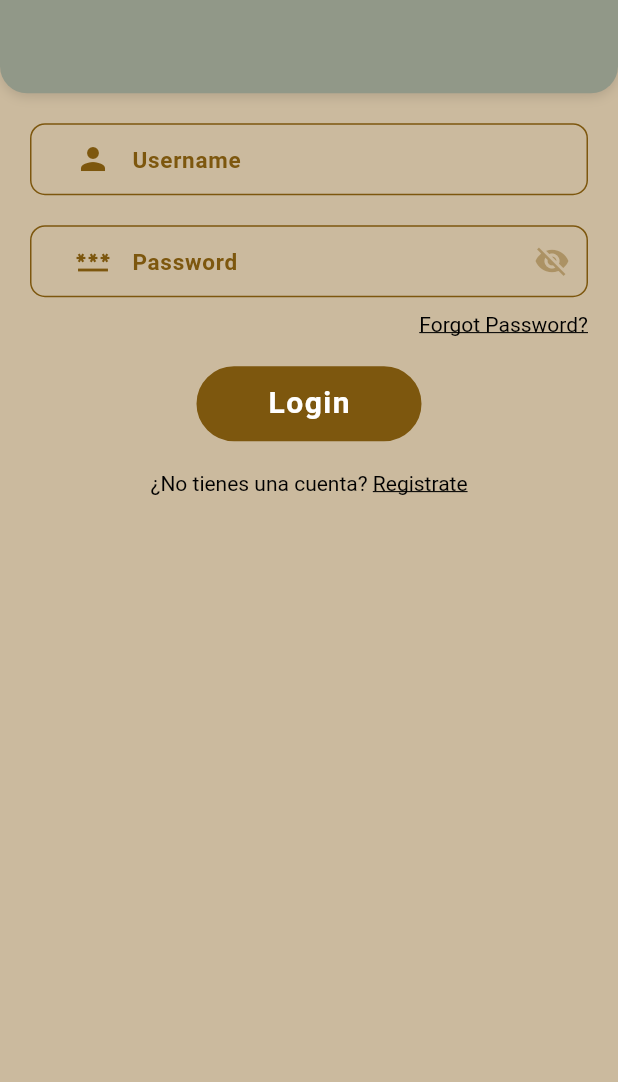
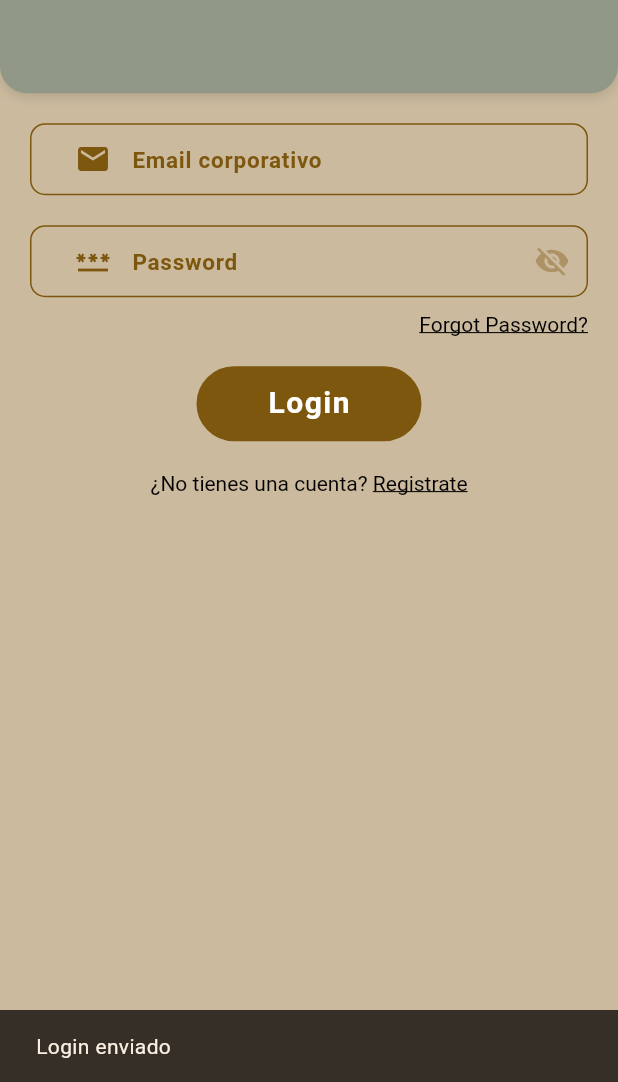
Before and after one commit to Sistemas-Concurrentes/biori_front, a Flutter app: the screen it shows after launch, after a tap on "Login", on a phone screen of 412 x 824 dp, the part 154-1236 px from its top. Run offline on Flutter 3.47's test engine with Material 3 defaults, Android fonts, the phone set to English and light mode, and no system bars; drawn by our look-alikes of snippet_coder_utils.

Commit message:
:rocket: Add features sobre submit forms
Se ha creado una función que verificará todos los validators, así como se ha añadido que se tengan que inscribir con su correo ugr

```diff
--- a/lib/pages/javiEditText.dart
+++ b/lib/pages/javiEditText.dart
@@ -26,7 +26,19 @@ class JaviForms {
       textColor: Theme.of(context).primaryColor,
     );
   }
+
+  static Widget submitButton (BuildContext context, String text, Function action) {
+    return FormHelper.submitButton(
+      "Login",
+      action,
+      btnColor: Theme.of(context).primaryColor,
+      txtColor: Colors.white,
+      borderColor: Theme.of(context).primaryColor,
+    );
+  }
 }
+
+
 
 class JaviPaddings{
   static const S = 4;
--- a/lib/pages/login_page.dart
+++ b/lib/pages/login_page.dart
@@ -1,3 +1,5 @@
+  import 'dart:io';
+
 import 'package:biori/pages/javiEditText.dart';
 import 'package:biori/pages/register_page.dart';
 import 'package:flutter/gestures.dart';
@@ -42,16 +44,20 @@ class _LoginPageState extends State<LoginPage> {
     return JaviForms.inputBaseWidget(
       context,
       "username",
-      "Username",
+      "Email corporativo",
       (onValidateVal) {
+        final regExp = RegExp(r'^.*@(correo\.ugr\.es|ugr\.es)$');
         if (onValidateVal.isEmpty) {
-          return 'Username can\'t be empty.';
+          return 'Email no puede estar vacío.';
+        } else if (!regExp.hasMatch(onValidateVal)) {
+          return 'El email ha de ser el corporativo.';
         }
+        print (regExp.hasMatch(onValidateVal));
 
         return null;
       },
       (onSavedVal) => {username = onSavedVal},
-      prefixIcon: const Icon(Icons.person),
+      prefixIcon: const Icon(Icons.email),
     );
   }
 
@@ -62,7 +68,7 @@ class _LoginPageState extends State<LoginPage> {
       "Password",
       (onValidateVal) {
         if (onValidateVal.isEmpty) {
-          return 'password can\'t be empty.';
+          return 'La contraseña no puede estar vacía.';
         }
 
         return null;
@@ -80,6 +86,19 @@ class _LoginPageState extends State<LoginPage> {
       ),
       obscureText: hidePassword,
     );
+  }
+
+  _submitForm() {
+    if (globalFormKey.currentState!.validate()) {
+      globalFormKey.currentState!.save();
+
+      ScaffoldMessenger.of(context).showSnackBar(
+        const SnackBar(
+          content: Text('Login enviado'),
+          duration: Duration(seconds: 2),
+        ),
+      );
+    }
   }
 
   Widget _loginUI(BuildContext context) {
@@ -162,12 +181,10 @@ class _LoginPageState extends State<LoginPage> {
             height: 20,
           ),
           Center(
-            child: FormHelper.submitButton(
+            child: JaviForms.submitButton(
+              context,
               "Login",
-              () {},
-              btnColor: Theme.of(context).primaryColor,
-              txtColor: Colors.white,
-              borderColor: Theme.of(context).primaryColor,
+              _submitForm,
             ),
           ),
           const SizedBox(
```
